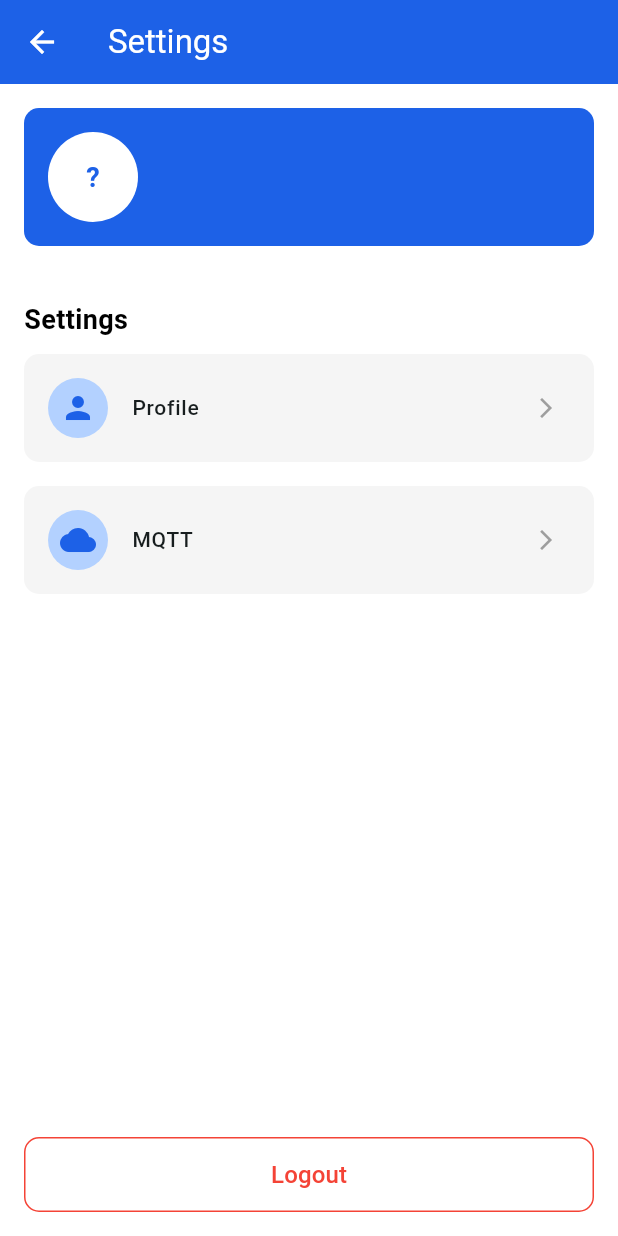
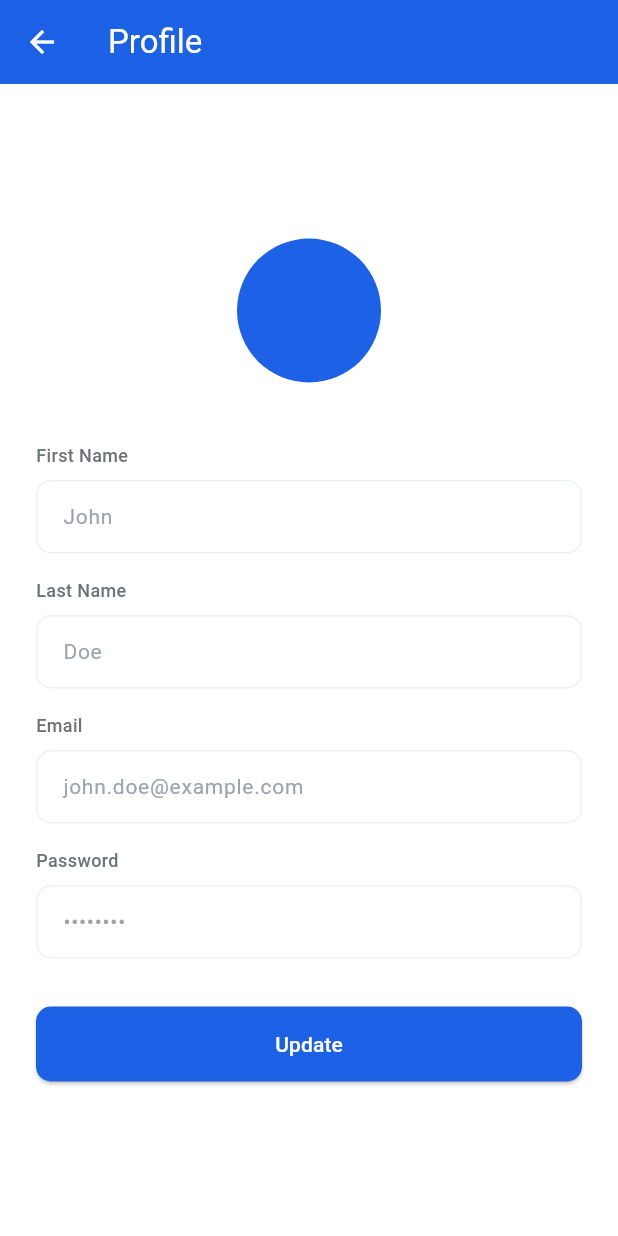
Before and after one commit to aliyansajid/rotorsync-admin, a Flutter app: the SettingsScreen screen opened directly, after a tap on "Profile", on a phone screen of 412 x 824 dp. Run offline on Flutter 3.47's test engine with Material 3 defaults, Android fonts, the phone set to English and light mode, and no system bars; our stand-ins replace cloud_firestore, firebase_auth, firebase_core, shared_preferences; missing offline and left inert: mqtt_client; accounts and stored records are empty.

Commit message:
Profile screen implementation

```diff
--- a/lib/screens/mqtt_screen.dart
+++ b/lib/screens/mqtt_configuration.dart
@@ -83,7 +83,7 @@ class MqttScreenState extends State<MqttScreen> {
         ),
         body: SingleChildScrollView(
           child: Padding(
-            padding: const EdgeInsets.all(24.0),
+            padding: const EdgeInsets.all(16.0),
             child: Form(
               key: _formKey,
               child: Column(
--- a/lib/screens/settings_screen.dart
+++ b/lib/screens/settings_screen.dart
@@ -2,7 +2,8 @@ import 'package:flutter/material.dart';
 import 'package:firebase_auth/firebase_auth.dart';
 import 'package:cloud_firestore/cloud_firestore.dart';
 import 'package:rotorsync_admin/screens/login_screen.dart';
-import 'package:rotorsync_admin/screens/mqtt_screen.dart';
+import 'package:rotorsync_admin/screens/mqtt_configuration.dart';
+import 'package:rotorsync_admin/screens/user_profile.dart';
 
 class SettingsScreen extends StatelessWidget {
   const SettingsScreen({super.key});
@@ -116,7 +117,12 @@ class SettingsScreen extends StatelessWidget {
               _buildSettingsOption(
                 icon: Icons.person,
                 title: "Profile",
-                onTap: () {},
+                onTap: () {
+                  Navigator.push(
+                    context,
+                    MaterialPageRoute(builder: (context) => ProfileScreen()),
+                  );
+                },
               ),
               _buildSettingsOption(
                 icon: Icons.cloud,
--- /dev/null
+++ b/lib/screens/user_profile.dart
@@ -0,0 +1,258 @@
+import 'package:cloud_firestore/cloud_firestore.dart';
+import 'package:firebase_auth/firebase_auth.dart';
+import 'package:flutter/material.dart';
+
+class ProfileScreen extends StatefulWidget {
+  @override
+  _ProfileScreenState createState() => _ProfileScreenState();
+}
+
+class _ProfileScreenState extends State<ProfileScreen> {
+  User? user = FirebaseAuth.instance.currentUser;
+  TextEditingController firstNameController = TextEditingController();
+  TextEditingController lastNameController = TextEditingController();
+  TextEditingController emailController = TextEditingController();
+  TextEditingController passwordController = TextEditingController();
+
+  bool isLoading = true; // For initial fetch
+  bool _isUpdating = false; // New: Tracks update state
+
+  @override
+  void initState() {
+    super.initState();
+    fetchUserData();
+  }
+
+  Future<void> fetchUserData() async {
+    if (user != null) {
+      try {
+        DocumentSnapshot userDoc = await FirebaseFirestore.instance
+            .collection('users')
+            .doc(user!.uid)
+            .get();
+
+        if (userDoc.exists) {
+          setState(() {
+            firstNameController.text = userDoc['firstName'] ?? "";
+            lastNameController.text = userDoc['lastName'] ?? "";
+            emailController.text = userDoc['email'] ?? user?.email ?? "";
+            isLoading = false;
+          });
+        } else {
+          setState(() {
+            isLoading = false;
+          });
+        }
+      } catch (e) {
+        print("Error fetching user data: $e");
+        setState(() {
+          isLoading = false;
+        });
+      }
+    }
+  }
+
+  Future<void> updateProfile() async {
+    setState(() {
+      _isUpdating = true; // Start loading
+    });
+
+    try {
+      if (user != null) {
+        await FirebaseFirestore.instance
+            .collection('users')
+            .doc(user!.uid)
+            .update({
+          'firstName': firstNameController.text,
+          'lastName': lastNameController.text,
+          'email': emailController.text,
+        });
+
+        ScaffoldMessenger.of(context).showSnackBar(
+          const SnackBar(content: Text('Profile updated successfully!')),
+        );
+      }
+    } catch (e) {
+      print("Error updating profile: $e");
+      ScaffoldMessenger.of(context).showSnackBar(
+        const SnackBar(content: Text('Failed to update profile!')),
+      );
+    }
+
+    setState(() {
+      _isUpdating = false; // Stop loading
+    });
+  }
+
+  @override
+  Widget build(BuildContext context) {
+    return GestureDetector(
+      onTap: () => FocusScope.of(context).unfocus(),
+      child: Scaffold(
+        appBar: AppBar(
+          title: const Text("Profile"),
+          backgroundColor: const Color(0xFF1D61E7),
+          foregroundColor: Colors.white,
+        ),
+        backgroundColor: Colors.white,
+        body: Center(
+          child: SingleChildScrollView(
+            child: Padding(
+              padding: const EdgeInsets.all(24.0),
+              child: Column(
+                crossAxisAlignment: CrossAxisAlignment.start,
+                children: [
+                  Center(
+                    child: CircleAvatar(
+                      radius: 48,
+                      backgroundColor: const Color(0xFF1D61E7),
+                      child: Text(
+                        "${firstNameController.text.isNotEmpty ? firstNameController.text[0].toUpperCase() : ''}${lastNameController.text.isNotEmpty ? lastNameController.text[0].toUpperCase() : ''}",
+                        style: const TextStyle(
+                            color: Colors.white,
+                            fontSize: 32,
+                            fontWeight: FontWeight.bold),
+                      ),
+                    ),
+                  ),
+                  const SizedBox(height: 40),
+                  _buildLabel("First Name"),
+                  const SizedBox(height: 8),
+                  _buildInputField(
+                      controller: firstNameController, hintText: "John"),
+                  const SizedBox(height: 16),
+                  _buildLabel("Last Name"),
+                  const SizedBox(height: 8),
+                  _buildInputField(
+                      controller: lastNameController, hintText: "Doe"),
+                  const SizedBox(height: 16),
+                  _buildLabel("Email"),
+                  const SizedBox(height: 8),
+                  _buildInputField(
+                      controller: emailController,
+                      hintText: "john.doe@example.com"),
+                  const SizedBox(height: 16),
+                  _buildLabel("Password"),
+                  const SizedBox(height: 8),
+                  _buildInputField(
+                      controller: passwordController,
+                      hintText: "••••••••",
+                      isPassword: true),
+                  const SizedBox(height: 32),
+                  SizedBox(
+                    width: double.infinity,
+                    height: 50,
+                    child: ElevatedButton(
+                      style: ElevatedButton.styleFrom(
+                        shape: RoundedRectangleBorder(
+                          borderRadius: BorderRadius.circular(10),
+                        ),
+                        backgroundColor: const Color(0xFF1D61E7),
+                      ),
+                      onPressed: _isUpdating ? null : updateProfile,
+                      child: _isUpdating
+                          ? const SizedBox(
+                              width: 24,
+                              height: 24,
+                              child: CircularProgressIndicator(
+                                color: Colors.white,
+                                strokeWidth: 2,
+                              ),
+                            )
+                          : const Text(
+                              "Update",
+                              style: TextStyle(
+                                fontSize: 14,
+                                fontWeight: FontWeight.w500,
+                                color: Colors.white,
+                              ),
+                            ),
+                    ),
+                  ),
+                ],
+              ),
+            ),
+          ),
+        ),
+      ),
+    );
+  }
+
+  Widget _buildLabel(String labelText) {
+    return Text(
+      labelText,
+      style: const TextStyle(
+        fontSize: 12,
+        fontWeight: FontWeight.w500,
+        color: Color(0xFF6C7278),
+      ),
+    );
+  }
+
+  Widget _buildInputField({
+    required TextEditingController controller,
+    required String hintText,
+    FocusNode? focusNode,
+    TextInputType keyboardType = TextInputType.text,
+    bool isPassword = false,
+    String? Function(String?)? validator,
+  }) {
+    return TextFormField(
+      controller: controller,
+      focusNode: focusNode,
+      obscureText: isPassword,
+      keyboardType: keyboardType,
+      validator: validator,
+      cursorColor: Colors.black,
+      decoration: InputDecoration(
+        hintText: hintText,
+        hintStyle: const TextStyle(
+          color: Color(0xFF9CA3AF),
+          fontSize: 14,
+        ),
+        filled: true,
+        fillColor: Colors.white,
+        border: OutlineInputBorder(
+          borderRadius: BorderRadius.circular(10),
+          borderSide: const BorderSide(
+            color: Color(0xFFEDF1F3),
+          ),
+        ),
+        enabledBorder: OutlineInputBorder(
+          borderRadius: BorderRadius.circular(10),
+          borderSide: const BorderSide(
+            color: Color(0xFFEDF1F3),
+          ),
+        ),
+        focusedBorder: OutlineInputBorder(
+          borderRadius: BorderRadius.circular(10),
+          borderSide: const BorderSide(
+            color: Color(0xFF1D61E7),
+            width: 2,
+          ),
+        ),
+        errorBorder: OutlineInputBorder(
+          borderRadius: BorderRadius.circular(10),
+          borderSide: const BorderSide(
+            color: Colors.red,
+          ),
+        ),
+        focusedErrorBorder: OutlineInputBorder(
+          borderRadius: BorderRadius.circular(10),
+          borderSide: const BorderSide(
+            color: Colors.red,
+            width: 2,
+          ),
+        ),
+        contentPadding: const EdgeInsets.symmetric(
+          horizontal: 14,
+          vertical: 14,
+        ),
+      ),
+      style: const TextStyle(
+        fontSize: 14,
+        color: Color(0xFF1A1C1E),
+      ),
+    );
+  }
+}
```
